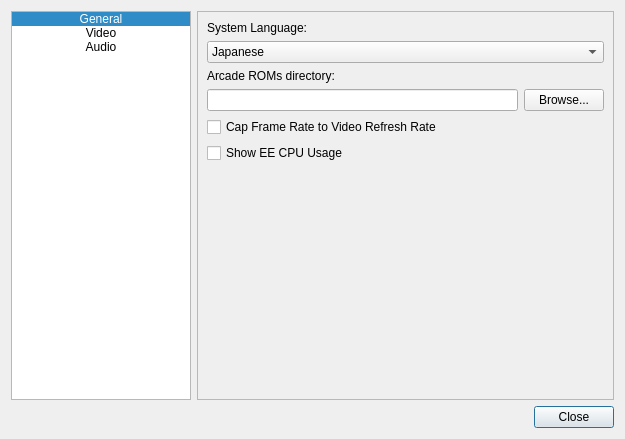
This is Source/ui_qt/Qt_ui/settingsdialog.ui in jpd002/Play- as Qt 5 draws it before an edit. The edited form follows.
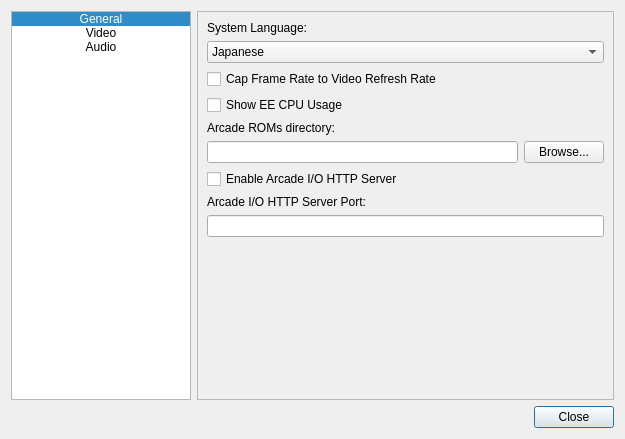
This is the edited form. The open tabs and pages were chosen to show the change. Icons and pictures are not drawn.

Commit message: Add settings for arcade I/O server.

The edit to the form file:
```diff
--- a/Source/ui_qt/Qt_ui/settingsdialog.ui
+++ b/Source/ui_qt/Qt_ui/settingsdialog.ui
@@ -188,6 +188,20 @@
          </item>
         </widget>
        </item>
+       <item>
+        <widget class="QCheckBox" name="checkBox_limitFrameRate">
+         <property name="text">
+          <string>Cap Frame Rate to Video Refresh Rate</string>
+         </property>
+        </widget>
+       </item>
+       <item>
+        <widget class="QCheckBox" name="checkBox_showEECPUUsage">
+         <property name="text">
+          <string>Show EE CPU Usage</string>
+         </property>
+        </widget>
+       </item>
        <item>
         <widget class="QLabel" name="label_8">
          <property name="text">
@@ -214,19 +228,22 @@
         </layout>
        </item>
        <item>
-        <widget class="QCheckBox" name="checkBox_limitFrameRate">
+        <widget class="QCheckBox" name="checkBox_enableArcadeIOServer">
          <property name="text">
-          <string>Cap Frame Rate to Video Refresh Rate</string>
+          <string>Enable Arcade I/O HTTP Server</string>
          </property>
         </widget>
        </item>
        <item>
-        <widget class="QCheckBox" name="checkBox_showEECPUUsage">
+        <widget class="QLabel" name="label_9">
          <property name="text">
-          <string>Show EE CPU Usage</string>
+          <string>Arcade I/O HTTP Server Port:</string>
          </property>
         </widget>
        </item>
+       <item>
+        <widget class="QLineEdit" name="lineEdit_arcadeIOServerPort"/>
+       </item>
        <item>
         <spacer name="verticalSpacer_2">
          <property name="orientation">
```
Left out of the diff: 2 changed lines with no effect on the pictures. The commit also changes 5 other files.
